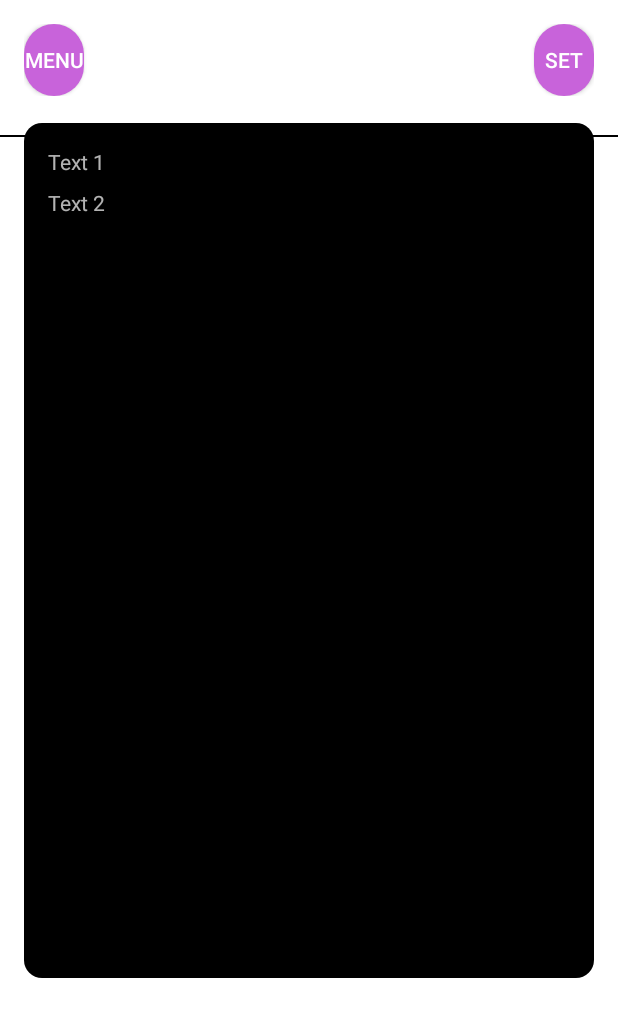
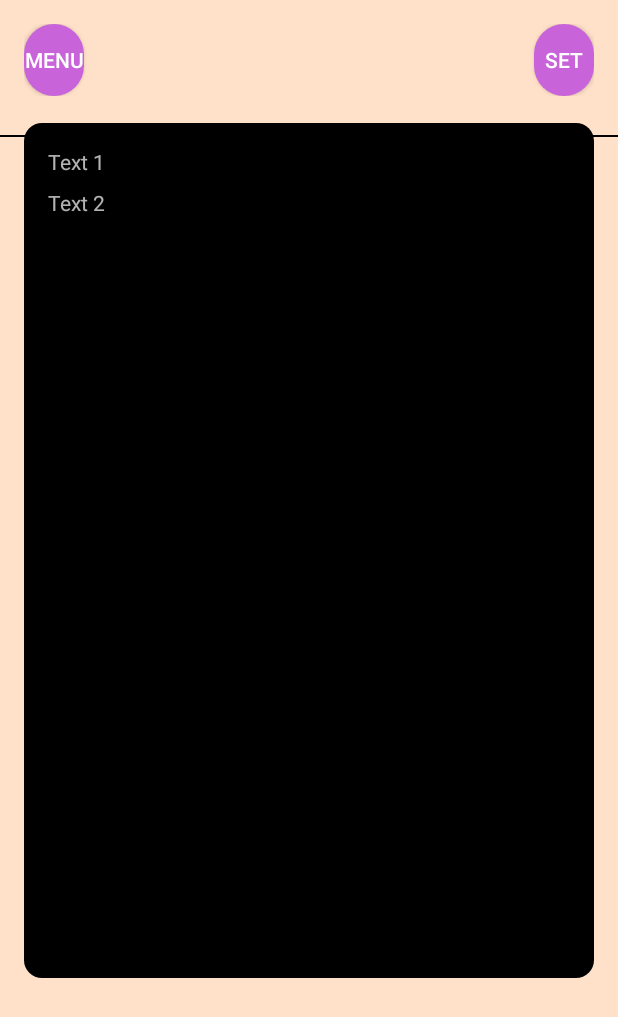
Before and after one commit to MRTNDN/Flopy, an Android app: the fragment Matches placed in its activity, on a phone screen of 412 x 824 dp. Shown: the top 1017 px of the screen. Run offline under Robolectric (Android 15) with nearby library versions, the phone set to English and light mode, and no system bars.

Commit message:
поменял на плитку в matches

```diff
--- a/app/src/main/java/com/westernyey/Flopy/ui/match/Matches.java
+++ b/app/src/main/java/com/westernyey/Flopy/ui/match/Matches.java
@@ -4,6 +4,7 @@ import android.os.Bundle;
 import android.view.LayoutInflater;
 import android.view.View;
 import android.view.ViewGroup;
+import android.widget.GridView;
 import android.widget.ListView;
 
 import androidx.fragment.app.Fragment;
@@ -23,9 +24,10 @@ public class Matches extends Fragment {
         data.add("данные");
         data.add("match");
 
-        ListView listView = view.findViewById(R.id.listView);
+        GridView gridView = view.findViewById(R.id.gridView);
         MyAdapter adapter = new MyAdapter(getActivity(), data);
-        listView.setAdapter(adapter);
+        gridView.setAdapter(adapter);
+
 
         return view;
     }
--- a/app/src/main/java/com/westernyey/Flopy/ui/match/MyAdapter.java
+++ b/app/src/main/java/com/westernyey/Flopy/ui/match/MyAdapter.java
@@ -28,7 +28,7 @@ public class MyAdapter extends ArrayAdapter<String> {
     public View getView(int position, View convertView, @NonNull ViewGroup parent) {
         ViewHolder viewHolder;
         if (convertView == null) {
-            convertView = LayoutInflater.from(context).inflate(R.layout.list_item, parent, false);
+            convertView = LayoutInflater.from(context).inflate(R.layout.grid_item, parent, false);
             viewHolder = new ViewHolder();
             viewHolder.textView = convertView.findViewById(R.id.textView);
             convertView.setTag(viewHolder);
--- a/app/src/main/res/layout/fragment_matches.xml
+++ b/app/src/main/res/layout/fragment_matches.xml
@@ -3,7 +3,7 @@
     xmlns:tools="http://schemas.android.com/tools"
     android:layout_width="match_parent"
     android:layout_height="match_parent"
-    android:background="@android:color/white"
+    android:background="#FFE0C9"
     tools:context=".ui.match.Matches">
 
     <!-- Вертикальный контейнер для размещения линии и подписи -->
@@ -28,10 +28,14 @@
             android:textColor="@android:color/black"
             android:layout_gravity="center_horizontal"
             android:layout_marginTop="8dp"/>
-        <ListView
-            android:id="@+id/listView"
+        <GridView
+            android:id="@+id/gridView"
             android:layout_width="match_parent"
-            android:layout_height="match_parent" />
+            android:layout_height="match_parent"
+            android:numColumns="2"
+            android:verticalSpacing="8dp"
+            android:horizontalSpacing="8dp"
+            android:padding="8dp"/>
 
     </LinearLayout>
 
```
Also changed, not shown: app/src/main/res/layout/grid_item.xml (renamed from app/src/main/res/layout/list_item.xml).
